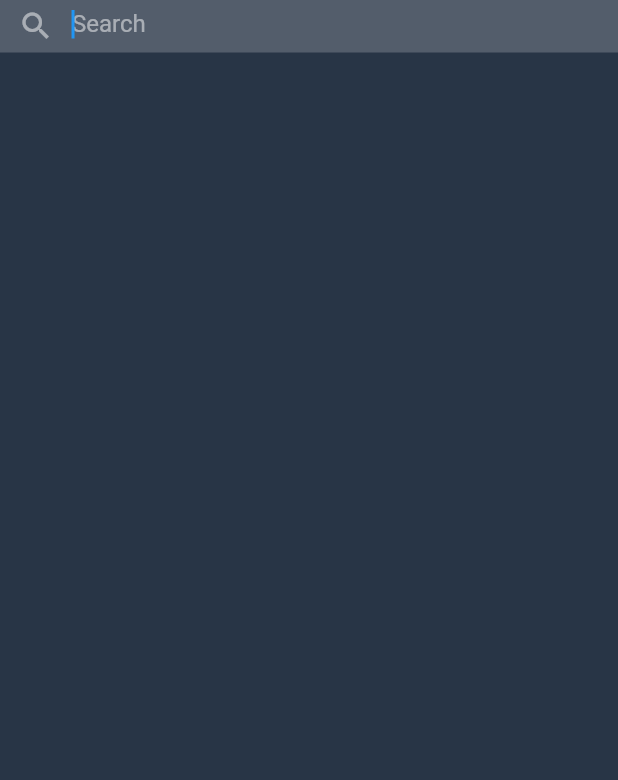
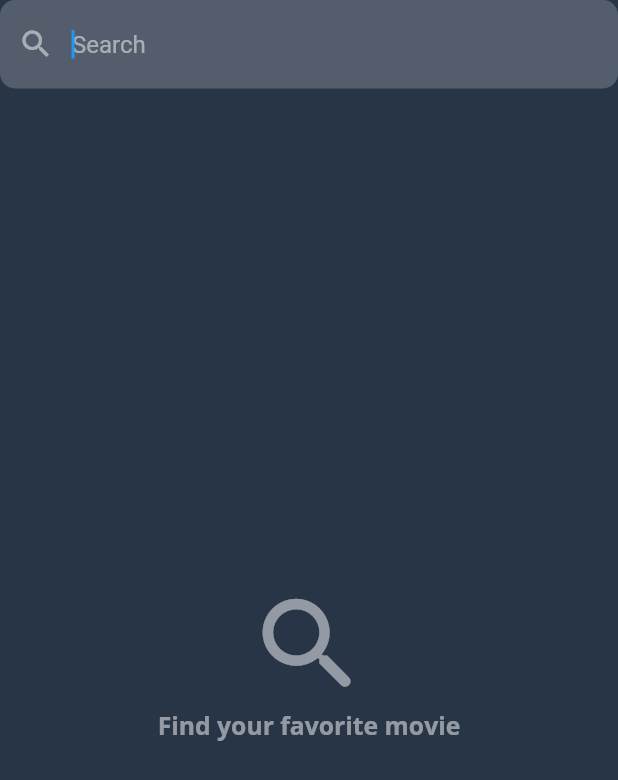
Before and after one commit to EndersonPro/prueba-imaginamos-flutter, a Flutter app: the SearchScreen screen opened directly, on a phone screen of 412 x 824 dp. Shown: the top 780 px of the screen. Run offline on Flutter 3.47's test engine with Material 2 defaults, Android fonts, the phone set to English and light mode, and no system bars; network calls fail.

Commit message:
hotfix: Search input

```diff
--- a/workspace/filmsapp/lib/screen/home_screen.dart
+++ b/workspace/filmsapp/lib/screen/home_screen.dart
@@ -57,10 +57,8 @@ class HomeScreen extends StatelessWidget {
                           borderRadius: BorderRadius.all(Radius.circular(50)),
                           readOnly: true,
                           onTap: () {
-                            Navigator.push(
-                                context,
-                                MaterialPageRoute(
-                                    builder: (context) => SearchScreen()));
+                            Navigator.pushNamed(
+                                context, SearchScreen.searchScreen);
                           },
                         ),
                       ],
--- a/workspace/filmsapp/lib/screen/search_screen.dart
+++ b/workspace/filmsapp/lib/screen/search_screen.dart
@@ -27,8 +27,16 @@ class _SearchScreenState extends State<SearchScreen> {
   }
 
   @override
+  void dispose() {
+    _searchQuery.clear();
+    super.dispose();
+  }
+
+  @override
   Widget build(BuildContext context) {
     final FilmsBloc filmsBloc = MainBloc.of(context).filmsBloc;
+
+    final size = MediaQuery.of(context).size;
 
     _searchQuery.addListener(() {
       if (debounceTimer != null) {
@@ -48,24 +56,30 @@ class _SearchScreenState extends State<SearchScreen> {
             child: Column(
           children: [
             Container(
-              height: 35,
+              // height: 100,
               child: TextField(
                 autofocus: true,
                 controller: _searchQuery,
                 style: TextStyle(color: Colors.white),
                 decoration: InputDecoration(
-                  contentPadding: EdgeInsets.all(0),
-                  border: InputBorder.none,
+                  hintText: 'Search',
+                  hintStyle: TextStyle(color: Colors.white.withOpacity(.5)),
                   filled: true,
                   prefixIcon: Icon(
                     Icons.search,
                     color: Colors.white.withOpacity(.5),
                   ),
-                  hintStyle: TextStyle(
-                    color: Colors.white.withOpacity(.5),
+                  fillColor: Colors.white.withOpacity(.2),
+                  enabledBorder: OutlineInputBorder(
+                    borderRadius: BorderRadius.all(Radius.circular(12.0)),
+                    borderSide: BorderSide(
+                        color: Colors.white.withOpacity(0), width: 0),
                   ),
-                  hintText: 'Search',
-                  fillColor: Colors.white.withOpacity(.2),
+                  focusedBorder: OutlineInputBorder(
+                    borderRadius: BorderRadius.all(Radius.circular(10.0)),
+                    borderSide: BorderSide(
+                        color: Colors.white.withOpacity(0), width: 0),
+                  ),
                 ),
               ),
             ),
@@ -94,9 +108,11 @@ class _SearchScreenState extends State<SearchScreen> {
                                 mainAxisAlignment: MainAxisAlignment.start,
                                 children: [
                                   Container(
-                                    height: 80,
+                                    height: 120,
                                     width: 80,
+                                    margin: EdgeInsets.only(right: 10),
                                     child: FadeInImage(
+                                      fit: BoxFit.cover,
                                       image: NetworkImage(
                                           films[index].getPoster()),
                                       placeholder: AssetImage(
@@ -119,7 +135,7 @@ class _SearchScreenState extends State<SearchScreen> {
                                           style: TextStyle(
                                               color:
                                                   Colors.white.withOpacity(.8),
-                                              fontSize: 13.0,
+                                              fontSize: 20.0,
                                               fontFamily: 'OpenSans'),
                                         ),
                                         Text(
@@ -138,7 +154,59 @@ class _SearchScreenState extends State<SearchScreen> {
                       },
                     );
                   }
-                  return Container();
+                  return StreamBuilder(
+                    stream: filmsBloc.isSearchingFilmStream,
+                    builder:
+                        (BuildContext context, AsyncSnapshot<bool> snapshot) {
+                      if (snapshot.hasData) {
+                        return Container(
+                          child: Center(
+                            child: Column(
+                              mainAxisAlignment: MainAxisAlignment.center,
+                              crossAxisAlignment: CrossAxisAlignment.center,
+                              children: [
+                                Image(
+                                  image: AssetImage(
+                                      'assets/images/loader-movie.gif'),
+                                ),
+                                Text(
+                                  'Looking for movie...',
+                                  style: TextStyle(
+                                    fontSize: size.height * 0.02,
+                                    fontFamily: 'OpenSans',
+                                    color: Colors.white.withOpacity(.5),
+                                  ),
+                                ),
+                              ],
+                            ),
+                          ),
+                        );
+                      }
+                      return Container(
+                        child: Center(
+                          child: Column(
+                            mainAxisAlignment: MainAxisAlignment.center,
+                            crossAxisAlignment: CrossAxisAlignment.center,
+                            children: [
+                              Icon(
+                                Icons.search_rounded,
+                                size: size.height * 0.1,
+                                color: Colors.white.withOpacity(.5),
+                              ),
+                              Text(
+                                'Find your favorite movie',
+                                style: TextStyle(
+                                  fontSize: size.height * 0.02,
+                                  fontFamily: 'OpenSans',
+                                  color: Colors.white.withOpacity(.5),
+                                ),
+                              )
+                            ],
+                          ),
+                        ),
+                      );
+                    },
+                  );
                 },
               ),
             )
--- a/workspace/filmsapp/pubspec.yaml
+++ b/workspace/filmsapp/pubspec.yaml
@@ -49,6 +49,7 @@ flutter:
   assets:
     - assets/images/no-poster.jpg
     - assets/images/loader-poster.gif
+    - assets/images/loader-movie.gif
     - assets/images/icons/quality.png
 
 
```
Also changed, not shown: workspace/filmsapp/lib/widgets/search_input.dart (+17 -10 lines), workspace/filmsapp/assets/images/loader-movie.gif (added).
